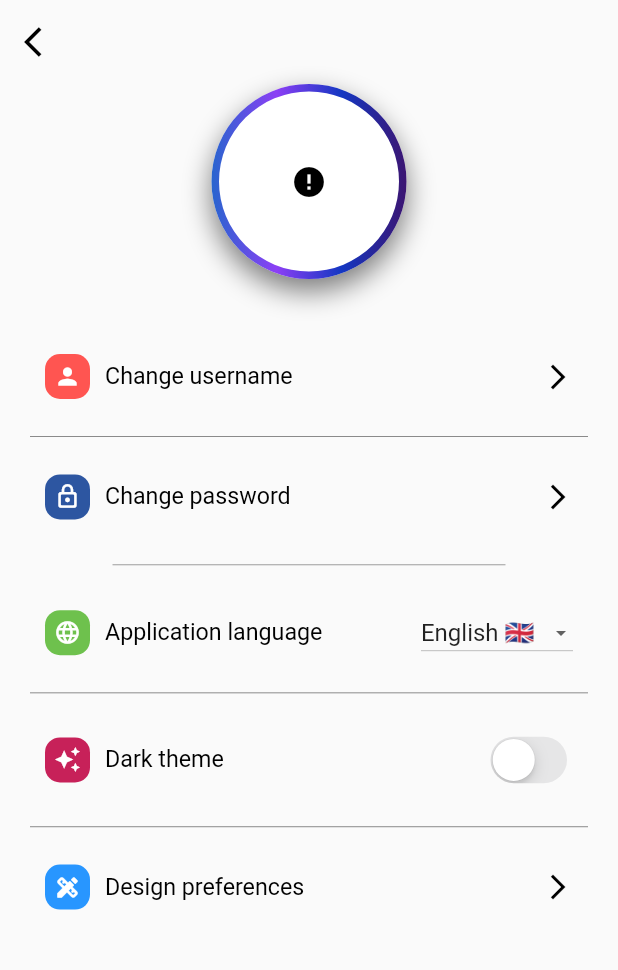
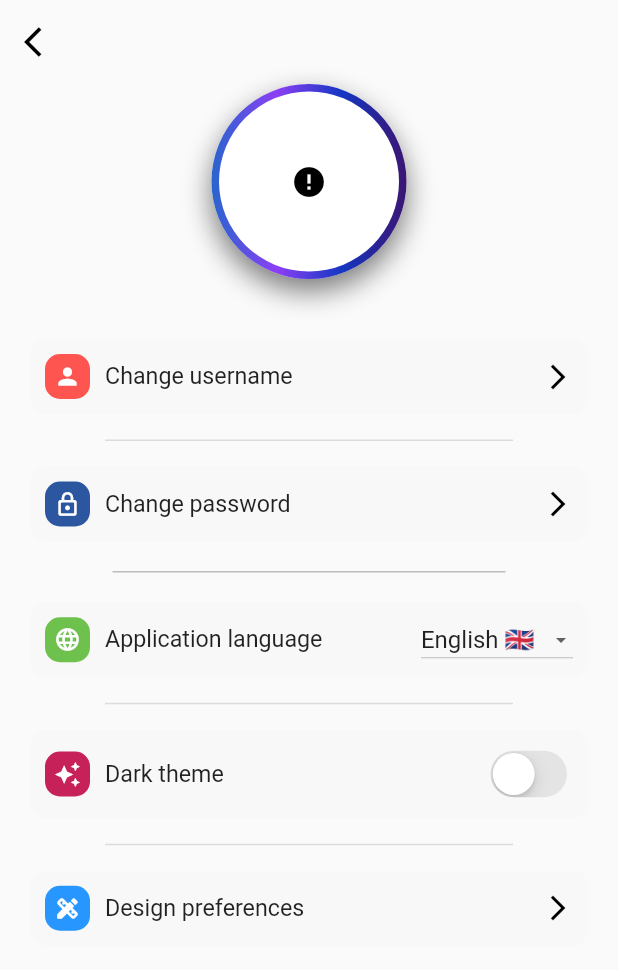
Before and after one commit to theiskaa/DevEx, a Flutter app: the SettingsScreen screen opened directly, on a phone screen of 412 x 824 dp. Shown: the top 970 px of the screen. Run offline on Flutter 3.47's test engine with Material 2 defaults, Android fonts, the phone set to English and light mode, and no system bars; drawn by our look-alikes of cached_network_image; our stand-ins replace bloc, cloud_firestore, equatable, firebase_auth, firebase_core, firebase_storage and 9 more; missing offline and left inert: flutter_button; accounts and stored records are empty; network calls fail.

Commit message:
home, profile and setting screens integrated with dark theme

```diff
--- a/lib/core/system/themes.dart
+++ b/lib/core/system/themes.dart
@@ -20,7 +20,6 @@ class CustomColors {
       ];
 }
 
-/// lomsa theme class
 class Themes extends CustomColors {
   ThemeData of(BuildContext context) => Theme.of(context);
 
@@ -28,61 +27,95 @@ class Themes extends CustomColors {
         brightness: Brightness.light,
         primaryColor: Colors.white,
         accentColor: Colors.white,
-
         buttonColor: Colors.black,
-        textTheme: TextTheme(
-          headline1: _blackText(),
-          headline2: _blackText(),
-          headline3: _blackText(),
-          headline4: _blackText(),
+        textTheme: _lightTextTheme(),
+        iconTheme: IconThemeData(color: Colors.black),
+        appBarTheme: AppBarTheme(
+          textTheme: _lightTextTheme(),
         ),
-        iconTheme: IconThemeData(),
-
-        appBarTheme: AppBarTheme(
-          textTheme: TextTheme(
-            headline1: _blackText(),
-            headline2: _blackText(),
-            headline3: _blackText(),
-            headline4: _blackText(),
+        textSelectionTheme: TextSelectionThemeData(cursorColor: Colors.black),
+        inputDecorationTheme: InputDecorationTheme(
+          hintStyle: TextStyle(color: Colors.black, fontSize: 18),
+          labelStyle: TextStyle(color: Colors.black),
+          helperStyle: TextStyle(color: Colors.black, fontSize: 18),
+          focusedBorder: UnderlineInputBorder(
+            borderSide: BorderSide(width: 2, color: Colors.black),
+          ),
+          enabledBorder: UnderlineInputBorder(
+            borderSide: BorderSide(width: 2, color: Colors.black),
+          ),
+          errorBorder: UnderlineInputBorder(
+            borderSide: BorderSide(width: 2, color: Colors.red),
+          ),
+          focusedErrorBorder: UnderlineInputBorder(
+            borderSide: BorderSide(width: 2, color: Colors.red),
           ),
         ),
-
-        // Theme for Textfield
-        inputDecorationTheme: InputDecorationTheme(
-          hintStyle: TextStyle(color: Colors.white),
-          labelStyle: TextStyle(color: Colors.white),
+        bottomNavigationBarTheme: BottomNavigationBarThemeData(
+          selectedItemColor: super.accentGreenblue,
+          unselectedItemColor: Colors.grey,
         ),
+        shadowColor: Colors.grey[700],
+        backgroundColor: Colors.white,
+        splashColor: Colors.black.withOpacity(.6),
       );
 
   ThemeData get dark => ThemeData(
-        scaffoldBackgroundColor: Colors.black54,
+        scaffoldBackgroundColor: Color(0xff0A0A0A),
         brightness: Brightness.dark,
-
         buttonColor: Colors.white,
-        textTheme: TextTheme(
-          headline1: _whiteText(),
-          headline2: _whiteText(),
-          headline3: _whiteText(),
-          headline4: _whiteText(),
-        ),
+        textTheme: _darkTextTheme(),
         primaryColor: Colors.grey[900],
         accentColor: Colors.grey[900],
         iconTheme: IconThemeData(color: Colors.white),
         appBarTheme: AppBarTheme(
-          textTheme: TextTheme(
-            headline1: _whiteText(),
-            headline2: _whiteText(),
-            headline3: _whiteText(),
-            headline4: _whiteText(),
+          textTheme: _darkTextTheme(),
+        ),
+        textSelectionTheme: TextSelectionThemeData(cursorColor: Colors.white),
+        inputDecorationTheme: InputDecorationTheme(
+          hintStyle: TextStyle(color: Colors.white, fontSize: 18),
+          labelStyle: TextStyle(color: Colors.white),
+          helperStyle: TextStyle(color: Colors.white, fontSize: 18),
+          focusedBorder: UnderlineInputBorder(
+            borderSide: BorderSide(width: 2, color: Colors.white),
+          ),
+          enabledBorder: UnderlineInputBorder(
+            borderSide: BorderSide(width: 2, color: Colors.white),
+          ),
+          errorBorder: UnderlineInputBorder(
+            borderSide: BorderSide(width: 2, color: Colors.red),
+          ),
+          focusedErrorBorder: UnderlineInputBorder(
+            borderSide: BorderSide(width: 2, color: Colors.red),
           ),
         ),
-
-        // Theme for Textfield
-        inputDecorationTheme: InputDecorationTheme(
-          hintStyle: TextStyle(color: Colors.white),
-          labelStyle: TextStyle(color: Colors.white),
+        backgroundColor: Colors.black,
+        bottomNavigationBarTheme: BottomNavigationBarThemeData(
+          backgroundColor: Colors.black,
+          selectedItemColor: Colors.white,
+          unselectedItemColor: Colors.white.withOpacity(.5),
         ),
       );
+
+  TextTheme _darkTextTheme() {
+    return TextTheme(
+      headline1: _whiteText(),
+      headline2: _whiteText(),
+      headline3: _whiteText(),
+      headline4: _whiteText(),
+      headline5: _whiteText(),
+    );
+  }
+
+  TextTheme _lightTextTheme() {
+    return TextTheme(
+      headline1: _blackText(),
+      headline2: _blackText(),
+      headline3: _blackText(),
+      headline4: _blackText(),
+      headline5: _blackText(),
+    );
+  }
 
   TextStyle _whiteText() => TextStyle(color: Colors.white);
   TextStyle _blackText() => TextStyle(color: Colors.black);
--- a/lib/core/utils/ui.dart
+++ b/lib/core/utils/ui.dart
@@ -14,7 +14,7 @@ Widget menuButton(String item, IconData icon) {
       mainAxisAlignment: MainAxisAlignment.spaceBetween,
       children: [
         Expanded(child: Text(item)),
-        Icon(icon, color: Colors.black),
+        Icon(icon),
       ],
     ),
   );
@@ -60,11 +60,12 @@ IconData getValidIcon(Object item, BuildContext context, DevExam devExam) {
 }
 
 /// Custom divider.
-Container divider(BuildContext context, {double width}) {
-  return Container(
-    height: .3,
-    width: width ?? MediaQuery.of(context).size.width,
-    color: Colors.black,
+Widget divider() {
+  return Divider(
+    height: 5,
+    thickness: 1,
+    indent: 50,
+    endIndent: 50,
   );
 }
 
@@ -163,7 +164,6 @@ Future<void> showActerSnack({
     backgroundColor: color,
     action: SnackBarAction(
       label: "$actTitle",
-      textColor: Colors.white,
       onPressed: () {
         return onDissmissed();
       },
--- a/lib/view/screens/home/main/main_screen.dart
+++ b/lib/view/screens/home/main/main_screen.dart
@@ -27,10 +27,6 @@ class _MainScreenState extends DevExamState<MainScreen> {
     return Scaffold(
       body: _screens[widget.index ?? _currentIndex],
       bottomNavigationBar: BottomNavigationBar(
-        selectedItemColor: devExam.theme.accentGreenblue,
-        unselectedItemColor: Colors.grey,
-        selectedFontSize: 14,
-        unselectedFontSize: 11.5,
         currentIndex: widget.index ?? _currentIndex,
         items: buildItems(context),
         onTap: changeScreen,
--- a/lib/view/screens/home/main/splash.dart
+++ b/lib/view/screens/home/main/splash.dart
@@ -16,6 +16,6 @@ class Splash extends DevExamStatelessWidget {
       ],
     );
     //
-    return Container(color: Colors.white);
+    return Container();
   }
 }
--- a/lib/view/screens/home/settings/change_password.dart
+++ b/lib/view/screens/home/settings/change_password.dart
@@ -161,7 +161,7 @@ class _ChangePasswordViewState extends DevExamState<ChangePasswordView> {
       backgroundColor: Colors.transparent,
       leading: OpacityButton(
         opacityValue: .3,
-        child: Icon(Icons.arrow_back_ios, color: Colors.black),
+        child: Icon(Icons.arrow_back_ios),
         onTap: () => Navigator.pop(context),
       ),
     );
--- a/lib/view/screens/home/settings/setting_screen.dart
+++ b/lib/view/screens/home/settings/setting_screen.dart
@@ -65,14 +65,12 @@ class _SettingsScreenState extends DevExamState<SettingsScreen> {
     BlocProvider.of<ThemeBloc>(context).add(DecideTheme());
     if (BlocProvider.of<ThemeBloc>(context).state.themeData ==
         devExam.theme.dark) {
-      setState(() => _themeSwitchValue = true);
       return _themeSwitchValue = true;
     } else if (BlocProvider.of<ThemeBloc>(context).state.themeData ==
         devExam.theme.light) {
-      setState(() => _themeSwitchValue = false);
       return _themeSwitchValue = false;
     }
-    return false;
+    return _themeSwitchValue = false;
   }
 
   @override
@@ -313,7 +311,7 @@ class _SettingsScreenState extends DevExamState<SettingsScreen> {
 
   Widget get customDivider {
     return Container(
-      child: divider(context),
+      child: divider(),
       margin: EdgeInsets.symmetric(horizontal: 20, vertical: 10),
     );
   }
@@ -332,7 +330,7 @@ class _SettingsScreenState extends DevExamState<SettingsScreen> {
       backgroundColor: Colors.transparent,
       leading: OpacityButton(
         opacityValue: .3,
-        child: Icon(Icons.arrow_back_ios, color: Colors.black),
+        child: Icon(Icons.arrow_back_ios),
         onTap: () => Navigator.pop(context),
       ),
     );
--- a/lib/view/screens/home/training/view/test_splash.dart
+++ b/lib/view/screens/home/training/view/test_splash.dart
@@ -141,7 +141,7 @@ class _TestSplashState extends DevExamState<TestSplash> {
         searchQuestionDropDown(),
         customCategoriesCard(),
         SizedBox(height: 15),
-        divider(context),
+        divider(),
         SizedBox(height: 15),
         categories()
       ],
--- a/lib/view/screens/home/training/view/thecorrect_answer.dart
+++ b/lib/view/screens/home/training/view/thecorrect_answer.dart
@@ -46,7 +46,7 @@ class _TheCorrectAnswerState extends DevExamState<TheCorrectAnswer> {
             SizedBox(height: 80),
             buildDes(),
             SizedBox(height: 30),
-            divider(context),
+            divider(),
             SizedBox(height: 30),
             buildAnswers(),
             SizedBox(height: 30),
--- a/lib/view/widgets/settings/setting_tile.dart
+++ b/lib/view/widgets/settings/setting_tile.dart
@@ -1,5 +1,7 @@
+import 'package:devexam/core/blocs/theme/theme_bloc.dart';
 import 'package:devexam/view/widgets/components/widgets.dart';
 import 'package:flutter/material.dart';
+import 'package:flutter_bloc/flutter_bloc.dart';
 import 'package:flutter_button/flutter_button.dart';
 
 class SettingTile extends DevExamStatelessWidget {
@@ -23,18 +25,21 @@ class SettingTile extends DevExamStatelessWidget {
   @override
   Widget build(BuildContext context) {
     return disableOnTap
-        ? item()
+        ? item(context)
         : OpacityButton(
             opacityValue: .4,
             onTap: onTap,
-            child: item(),
+            child: item(context),
           );
   }
 
-  Container item() {
+  Container item(BuildContext context) {
     return Container(
       decoration: BoxDecoration(
-        color: Colors.grey[50].withOpacity(.3),
+        color: BlocProvider.of<ThemeBloc>(context).state.themeData ==
+                devExam.theme.dark
+            ? Colors.grey[800].withOpacity(.3)
+            : Colors.grey[100].withOpacity(.3),
         borderRadius: BorderRadius.circular(10),
       ),
       margin: EdgeInsets.symmetric(horizontal: 20, vertical: 5),
@@ -53,7 +58,6 @@ class SettingTile extends DevExamStatelessWidget {
               Text(
                 title,
                 style: TextStyle(
-                  color: Colors.black,
                   fontSize: 15.5,
                 ),
               ),
@@ -62,7 +66,6 @@ class SettingTile extends DevExamStatelessWidget {
           tralling ??
               Icon(
                 Icons.arrow_forward_ios,
-                color: Colors.black,
                 size: 20,
               ),
         ],
```
Also changed, not shown: lib/view/screens/home/main/profile.dart (+4 -11 lines), lib/view/widgets/auth/custom_auth_field.dart (+0 -32 lines), lib/view/widgets/home/exam_history_card.dart (+21 -12 lines), lib/view/widgets/home/home_card.dart (+10 -4 lines).
